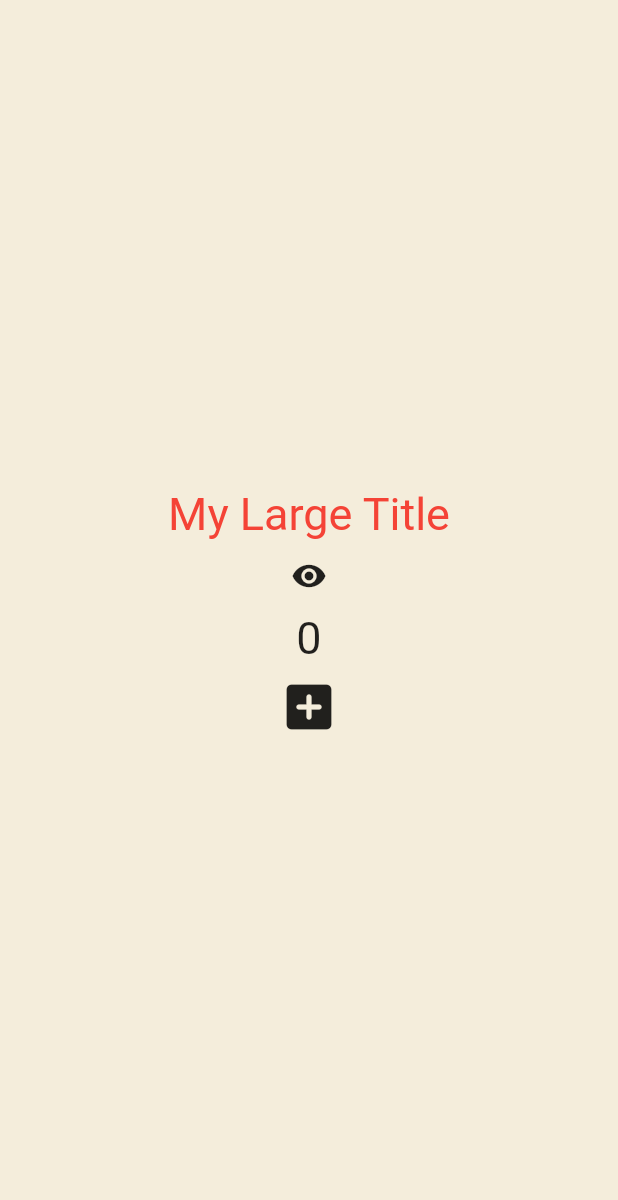
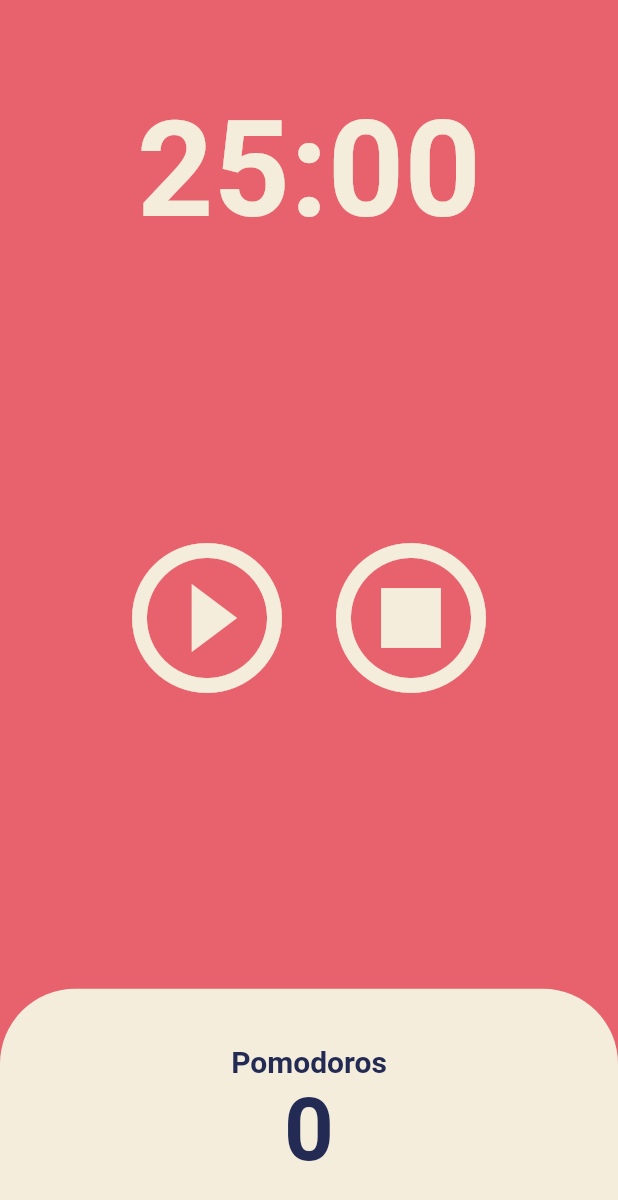
Before and after one commit to cassiadev/toonflix, a Flutter app: the screen it shows after launch, on a phone screen of 412 x 824 dp. Shown: the top 1200 px of the screen. Run offline on Flutter 3.47's test engine with Material 2 defaults, Android fonts, the light colour scheme and no system bars.

Commit message:
Created a pomodoro app
BorderRadius, Timer.periodic, Duration

```diff
--- a/lib/main.dart
+++ b/lib/main.dart
@@ -1,4 +1,5 @@
 import 'package:flutter/material.dart';
+import 'package:toonflix/screens/home_screen.dart';
 import 'package:toonflix/widgets/button.dart';
 import 'package:toonflix/widgets/currency_card.dart';
 
@@ -6,105 +7,121 @@ void main() {
   runApp(App());
 }
 
-class App extends StatefulWidget{
-  @override
-  State<App> createState() => _AppState();
-}
+// class App extends StatefulWidget{
+//   @override
+//   State<App> createState() => _AppState();
+// }
 
-class _AppState extends State<App> {
-  bool showTitle = true;
-  void toggleTitle() {
-    setState(() {
-      showTitle = !showTitle;
-    });
-  }
-
-  int counter = 0;
-  List<int> numbers = [];
-  void onClicked() {
-    setState(() { // State에 바뀐 데이터를 적용해서 화면에 표시하기 위해 setState() 함수가 꼭 필요함. 없으면 build()가 다시 실행되지 않아 연산에 의해 데이터가 변경중인데 화면에는 보이지 않게 됨
-      counter++;  // 꼭 setState() 안에 있어야지만 Interactivity가 적용되는 것은 아니나, 가독성 면에서 봤을 때 안에 넣는 게 좋다
-      numbers.add(numbers.length);
-    });
-  }
-
+class App extends StatelessWidget {
   @override
   Widget build(BuildContext context) {
     return MaterialApp(
       theme: ThemeData(
+        backgroundColor: const Color(0xFFE7626C),
         textTheme: const TextTheme(
-          titleLarge: TextStyle(
-           color: Colors.red,
-         ),
-        ),
-      ),
-      home: Scaffold(
-        backgroundColor: const Color(0xFFF4EDDB),
-        body: Center(
-          child: Column(
-            mainAxisAlignment: MainAxisAlignment.center,
-            children: [
-              showTitle ? const MyLargeTitle() : const Text('nothing to show'),
-              IconButton(
-                onPressed: toggleTitle,
-                icon: const Icon(Icons.remove_red_eye),
-              ),
-              Text('$counter',
-                style: const TextStyle(
-                  fontSize: 30,
-                ),
-              ),
-              for(var n in numbers) Text('$n',),
-              IconButton(
-                iconSize: 40,
-                onPressed: onClicked,
-                icon: const Icon(
-                    Icons.add_box_rounded,
-                ),
-              ),
-            ],
+          headline1: TextStyle(
+            color: Color(0xFF232B55),
           ),
         ),
+        cardColor: const Color(0xFFF4EDDB),
       ),
+      home: const HomeScreen(),
     );
   }
+
+  // bool showTitle = true;
+  // void toggleTitle() {
+  //   setState(() {
+  //     showTitle = !showTitle;
+  //   });
+  // }
+  //
+  // int counter = 0;
+  // List<int> numbers = [];
+  // void onClicked() {
+  //   setState(() { // State에 바뀐 데이터를 적용해서 화면에 표시하기 위해 setState() 함수가 꼭 필요함. 없으면 build()가 다시 실행되지 않아 연산에 의해 데이터가 변경중인데 화면에는 보이지 않게 됨
+  //     counter++;  // 꼭 setState() 안에 있어야지만 Interactivity가 적용되는 것은 아니나, 가독성 면에서 봤을 때 안에 넣는 게 좋다
+  //     numbers.add(numbers.length);
+  //   });
+  // }
+  //
+  // @override
+  // Widget build(BuildContext context) {
+  //   return MaterialApp(
+  //     theme: ThemeData(
+  //       textTheme: const TextTheme(
+  //         titleLarge: TextStyle(
+  //          color: Colors.red,
+  //        ),
+  //       ),
+  //     ),
+  //     home: Scaffold(
+  //       backgroundColor: const Color(0xFFF4EDDB),
+  //       body: Center(
+  //         child: Column(
+  //           mainAxisAlignment: MainAxisAlignment.center,
+  //           children: [
+  //             showTitle ? const MyLargeTitle() : const Text('nothing to show'),
+  //             IconButton(
+  //               onPressed: toggleTitle,
+  //               icon: const Icon(Icons.remove_red_eye),
+  //             ),
+  //             Text('$counter',
+  //               style: const TextStyle(
+  //                 fontSize: 30,
+  //               ),
+  //             ),
+  //             for(var n in numbers) Text('$n',),
+  //             IconButton(
+  //               iconSize: 40,
+  //               onPressed: onClicked,
+  //               icon: const Icon(
+  //                   Icons.add_box_rounded,
+  //               ),
+  //             ),
+  //           ],
+  //         ),
+  //       ),
+  //     ),
+  //   );
+  // }
 }
 
-class MyLargeTitle extends StatefulWidget {
-  const MyLargeTitle({
-    Key? key,
-  }) : super(key: key);
-
-  @override
-  State<MyLargeTitle> createState() => _MyLargeTitleState();
-}
-
-class _MyLargeTitleState extends State<MyLargeTitle> {
-  int count = 0;
-
-  @override
-  void initState() {  // initState()는 부모 요소에 의존하는 데이터의 초기화를 위해 종종 사용됨. 특별한 목적이 없으면 그냥 클래스 변수 선언을 해도 됨.
-    print('initState!');
-    super.initState();  // initState()는 항상 build()보다 먼저 호출되어야 하며 단 한 번만 호출됨. super.initState()도 있어야 됨
-  }
-
-  @override
-  void dispose() {  // dispose()는 위젯이 스크린에서 또 위젯트리에서 제거될 때 호출됨
-    print('dispose!');
-    super.dispose();
-  }
-
-  @override
-  Widget build(BuildContext context) {  // context에는 위젯트리에 관한 정보, 즉 조상 요소들의 데이터가 모두 담겨 있다
-    print('build!');
-    return Text('My Large Title',
-      style: TextStyle(
-        fontSize: 30,
-        color: Theme.of(context).textTheme.titleLarge?.color, // titleLarge라는 것이 없을 때에 대비해 ?.나 아니면 확실히 있다는 의미로 !.를 붙여준다
-      ),
-    );
-  }
-}
+// class MyLargeTitle extends StatefulWidget {
+//   const MyLargeTitle({
+//     Key? key,
+//   }) : super(key: key);
+//
+//   @override
+//   State<MyLargeTitle> createState() => _MyLargeTitleState();
+// }
+//
+// class _MyLargeTitleState extends State<MyLargeTitle> {
+//   int count = 0;
+//
+//   @override
+//   void initState() {  // initState()는 부모 요소에 의존하는 데이터의 초기화를 위해 종종 사용됨. 특별한 목적이 없으면 그냥 클래스 변수 선언을 해도 됨.
+//     print('initState!');
+//     super.initState();  // initState()는 항상 build()보다 먼저 호출되어야 하며 단 한 번만 호출됨. super.initState()도 있어야 됨
+//   }
+//
+//   @override
+//   void dispose() {  // dispose()는 위젯이 스크린에서 또 위젯트리에서 제거될 때 호출됨
+//     print('dispose!');
+//     super.dispose();
+//   }
+//
+//   @override
+//   Widget build(BuildContext context) {  // context에는 위젯트리에 관한 정보, 즉 조상 요소들의 데이터가 모두 담겨 있다
+//     print('build!');
+//     return Text('My Large Title',
+//       style: TextStyle(
+//         fontSize: 30,
+//         color: Theme.of(context).textTheme.titleLarge?.color, // titleLarge라는 것이 없을 때에 대비해 ?.나 아니면 확실히 있다는 의미로 !.를 붙여준다
+//       ),
+//     );
+//   }
+// }
 
 // class App extends StatelessWidget {
 //   @override
--- /dev/null
+++ b/lib/screens/home_screen.dart
@@ -0,0 +1,144 @@
+import 'dart:async';
+import 'package:flutter/material.dart';
+
+class HomeScreen extends StatefulWidget {
+  const HomeScreen({Key? key}) : super(key: key);
+
+  @override
+  State<HomeScreen> createState() => _HomeScreenState();
+}
+
+class _HomeScreenState extends State<HomeScreen> {
+  static const twentyFiveMinutesToSeconds = 1500;
+  int totalSeconds = twentyFiveMinutesToSeconds;
+  bool isRunning = false;
+  int totalPomodoros = 0;
+  late Timer timer;
+
+  String format(int seconds) {
+    var duration = Duration(seconds: seconds);
+    var minutePart = duration.toString().split('.').first.split(':')[1];
+    var secondPart = duration.toString().split('.').first.split(':').last;
+    return '$minutePart:$secondPart';
+  }
+
+  void onStartPressed() {
+    timer = Timer.periodic(
+      const Duration(seconds: 1),
+      onTick, // onTick()으로 괄호를 넣어버리면 지금 함수를 실행한다는 의미가 돼버린다. 거기에 Timer.periodic은 뒤의 변수로 void Function(Timer)를 원함
+    );
+    setState(() {
+      isRunning = true;
+    });
+  }
+
+  void onTick(Timer timer) {
+    setState(() {
+      if (totalSeconds == 0) {
+        setState(() {
+          totalPomodoros++;
+          isRunning = false;
+          totalSeconds = twentyFiveMinutesToSeconds;
+        });
+        timer.cancel();
+      } else {
+        totalSeconds--;
+      }
+    });
+  }
+
+  void onPausePressed() {
+    timer.cancel();
+    setState(() {
+      isRunning = false;
+    });
+  }
+
+  void onStopPressed() {
+    onPausePressed();
+    totalSeconds = twentyFiveMinutesToSeconds;
+  }
+
+  @override
+  Widget build(BuildContext context) {
+    return Scaffold(
+      backgroundColor: Theme.of(context).backgroundColor,
+      body: Column(
+        children: [
+          Flexible(
+            flex: 1,
+            child: Container(
+              alignment: Alignment.bottomCenter,
+              child: Text(format(totalSeconds),
+                style: TextStyle(
+                  color: Theme.of(context).cardColor,
+                  fontSize: 89,
+                  fontWeight: FontWeight.w600,
+                ),
+              ),
+            ),
+          ),
+          Flexible(
+            flex: 3,
+            child: Center(
+              child: Row(
+                mainAxisAlignment: MainAxisAlignment.center,
+                children: [
+                  IconButton(
+                    iconSize: 120,
+                    color: Theme.of(context).cardColor,
+                    onPressed: isRunning? onPausePressed : onStartPressed,
+                    icon: Icon(isRunning? Icons.pause_circle_outline : Icons.play_circle_outline),
+                  ),
+                  IconButton(
+                    iconSize: 120,
+                    color: Theme.of(context).cardColor,
+                    onPressed: onStopPressed,
+                    icon: const Icon(Icons.stop_circle_outlined),
+                  ),
+                ],
+              ),
+            ),
+          ),
+          Flexible(
+            flex: 1,
+            child: Row(
+              children: [
+                Expanded(
+                  child: Container(
+                    decoration: BoxDecoration(
+                      color: Theme.of(context).cardColor,
+                      borderRadius: const BorderRadius.vertical(
+                        top: Radius.circular(50),
+                        bottom: Radius.zero,
+                      ),
+                    ),
+                    child: Column(
+                      mainAxisAlignment: MainAxisAlignment.center,
+                      children: [
+                        Text('Pomodoros',
+                          style: TextStyle(
+                            fontSize: 20,
+                            fontWeight: FontWeight.w600,
+                            color: Theme.of(context).textTheme.headline1?.color,
+                          ),
+                        ),
+                        Text('$totalPomodoros',
+                          style: TextStyle(
+                            fontSize: 58,
+                            fontWeight: FontWeight.w600,
+                            color: Theme.of(context).textTheme.headline1?.color,
+                          ),
+                        ),
+                      ],
+                    ),
+                  ),
+                ),
+              ],
+            ),
+          ),
+        ],
+      ),
+    );
+  }
+}
```
